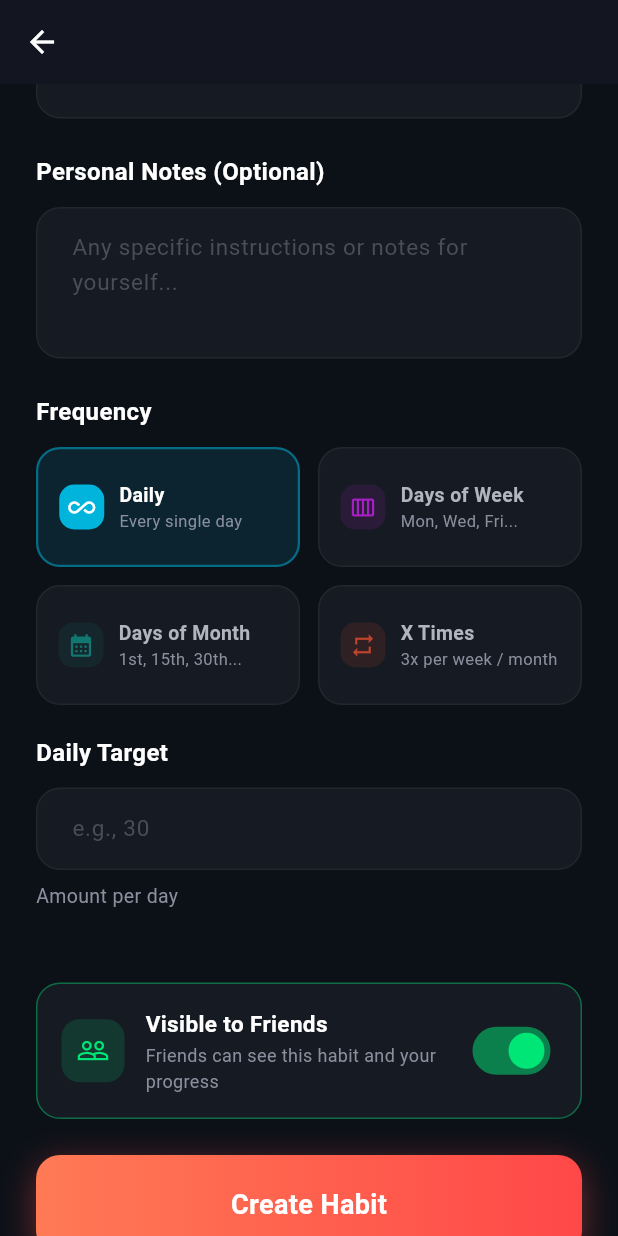
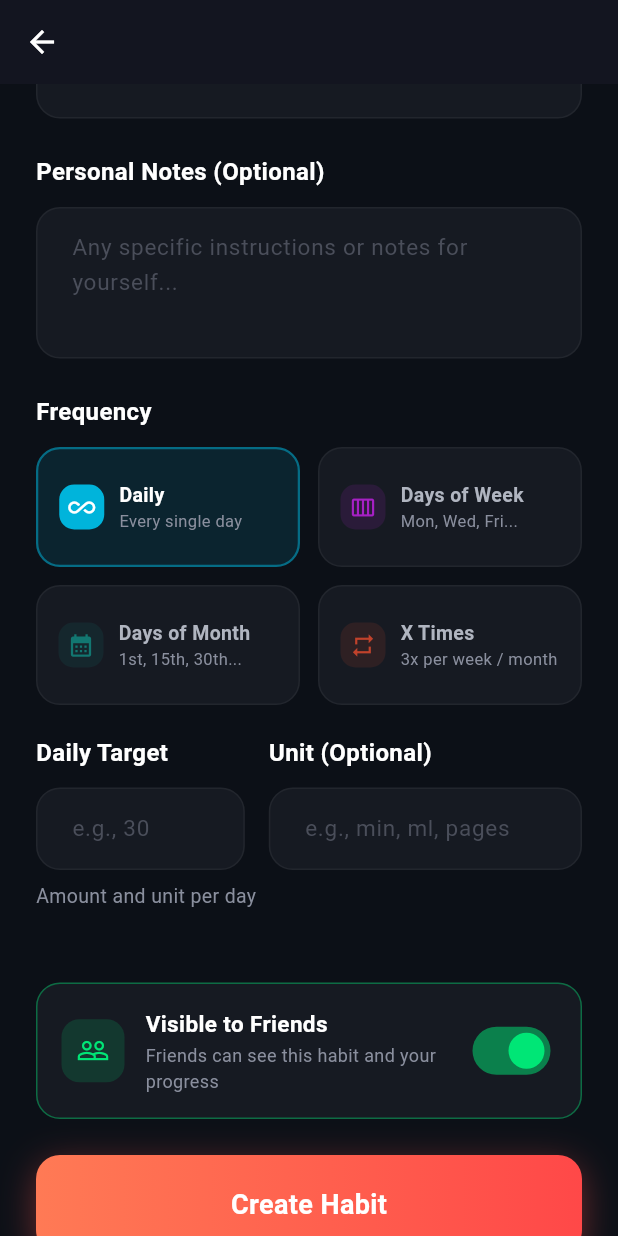
Before and after one commit to JustNako/flow, a Flutter app: the AddHabitScreen screen opened by its route, scrolled down 437 dp, on a phone screen of 412 x 824 dp. Run offline on Flutter 3.47's test engine with Material 3 defaults, Android fonts, the phone set to English and light mode, and no system bars; our stand-ins replace connectivity_plus, firebase_core, firebase_messaging, fl_chart, flutter_local_notifications, package_info_plus and 6 more; missing offline and left inert: purchases_flutter; accounts and stored records are empty.

Commit message:
Feat: Add custom units support, fixed DTO mappings and updated AI personality

```diff
--- a/lib/api/habit_api_service.dart
+++ b/lib/api/habit_api_service.dart
@@ -87,6 +87,7 @@ class HabitApiService {
     String? description,
     String? notes,
     required int targetDays,
+    String? unit,
     required HabitRepeatType repeatType,
 
     List<int>? repeatDaysOfWeek,
@@ -103,6 +104,7 @@ class HabitApiService {
         "description": description,
         "notes": notes,
         "targetDays": targetDays,
+        "unit": unit,
         "repeatType": _repeatTypeToInt(repeatType),
 
         "repeatDaysOfWeek": repeatDaysOfWeek,
--- a/lib/models/ai_habit_dto.dart
+++ b/lib/models/ai_habit_dto.dart
@@ -4,6 +4,7 @@ class AiHabitDto {
   final String icon;
   final int repeatType;
   final int targetDays;
+  final String? unit;
   final List<int>? repeatDaysOfWeek;
   final int? repeatTimesPerPeriod;
 
@@ -13,6 +14,7 @@ class AiHabitDto {
     required this.icon,
     required this.repeatType,
     required this.targetDays,
+    this.unit,
     this.repeatDaysOfWeek,
     this.repeatTimesPerPeriod,
   });
@@ -24,6 +26,7 @@ class AiHabitDto {
       icon: json['icon'] ?? 'task_alt',
       repeatType: _toInt(json['repeatType']),
       targetDays: _toInt(json['targetDays']),
+      unit: json['unit'] as String?,
       repeatDaysOfWeek: (json['repeatDaysOfWeek'] as List<dynamic>?)
           ?.map((e) => _toInt(e))
           .toList(),
--- a/lib/models/habit.dart
+++ b/lib/models/habit.dart
@@ -66,6 +66,7 @@ class Habit {
   final String title;
   final String? description;
   final int targetDays;
+  final String? unit;
   final int completedDays;
   final HabitRepeatType repeatType;
   final List<int>? repeatDaysOfWeek;   // DayOfWeek int values (0=Sun...6=Sat)
@@ -87,6 +88,7 @@ class Habit {
     required this.title,
     this.description,
     this.targetDays = 0,
+    this.unit,
     this.completedDays = 0,
     this.repeatType = HabitRepeatType.everyDay,
     this.repeatDaysOfWeek,
@@ -113,6 +115,7 @@ class Habit {
       title: json['title'] as String? ?? '',
       description: json['description'] as String?,
       targetDays: json['targetDays'] as int? ?? 0,
+      unit: json['unit'] as String?,
       completedDays: json['completedDays'] as int? ?? 0,
       repeatType: _repeatTypeFromInt(json['repeatType'] as int?),
       repeatDaysOfWeek: (json['repeatDaysOfWeek'] as List<dynamic>?)
@@ -141,6 +144,7 @@ class Habit {
     'title': title,
     'description': description,
     'targetDays': targetDays,
+    'unit': unit,
     'repeatType': _repeatTypeToInt(repeatType),
     'repeatDaysOfWeek': repeatDaysOfWeek,
     'repeatDaysOfMonth': repeatDaysOfMonth,
@@ -161,6 +165,7 @@ class Habit {
     'title': title,
     'description': description,
     'targetDays': targetDays,
+    'unit': unit,
     'completedDays': completedDays,
     'repeatType': _repeatTypeToInt(repeatType),
     'repeatDaysOfWeek': repeatDaysOfWeek?.join(','),
@@ -184,6 +189,7 @@ class Habit {
       title: map['title'] as String? ?? '',
       description: map['description'] as String?,
       targetDays: map['targetDays'] as int? ?? 0,
+      unit: map['unit'] as String?,
       completedDays: map['completedDays'] as int? ?? 0,
       repeatType: _repeatTypeFromInt(map['repeatType'] as int?),
       repeatDaysOfWeek: _parseCsvInts(map['repeatDaysOfWeek'] as String?),
@@ -207,6 +213,7 @@ class Habit {
     String? title,
     String? description,
     int? targetDays,
+    String? unit,
     int? completedDays,
     HabitRepeatType? repeatType,
     List<int>? repeatDaysOfWeek,
@@ -228,6 +235,7 @@ class Habit {
       title: title ?? this.title,
       description: description ?? this.description,
       targetDays: targetDays ?? this.targetDays,
+      unit: unit ?? this.unit,
       completedDays: completedDays ?? this.completedDays,
       repeatType: repeatType ?? this.repeatType,
       repeatDaysOfWeek: repeatDaysOfWeek ?? this.repeatDaysOfWeek,
--- a/lib/screens/dashboard/dashboard_screen.dart
+++ b/lib/screens/dashboard/dashboard_screen.dart
@@ -634,7 +634,7 @@ class DashboardScreenState extends State<DashboardScreen> {
                     ),
                     const SizedBox(width: 12),
                     Text(
-                      '${habit.completedDays}/${habit.targetDays}',
+                      '${habit.completedDays}/${habit.targetDays} ${habit.unit ?? ''}'.trim(),
                       style: const TextStyle(color: Color(0xFF8A8F9E), fontSize: 11),
                     ),
                   ],
--- a/lib/screens/habits/add_habit_screen.dart
+++ b/lib/screens/habits/add_habit_screen.dart
@@ -18,6 +18,7 @@ class _AddHabitScreenState extends State<AddHabitScreen> {
   final _targetController = TextEditingController();
   final _timesController = TextEditingController();
   final _notesController = TextEditingController();
+  final _unitController = TextEditingController();
 
   HabitRepeatType _repeatType = HabitRepeatType.everyDay;
   final Set<int> _daysOfWeek = {};
@@ -110,6 +111,7 @@ class _AddHabitScreenState extends State<AddHabitScreen> {
     _targetController.dispose();
     _timesController.dispose();
     _notesController.dispose();
+    _unitController.dispose();
     super.dispose();
   }
 
@@ -136,8 +138,9 @@ class _AddHabitScreenState extends State<AddHabitScreen> {
       await _api.createHabit(
         title: _titleController.text.trim(),
         description: _descriptionController.text.trim(),
-        notes: _notesController.text.trim(),
-        targetDays: int.tryParse(_targetController.text) ?? 0,
+        notes: _notesController.text.trim().isEmpty ? null : _notesController.text.trim(),
+        targetDays: int.tryParse(_targetController.text) ?? 1,
+        unit: _unitController.text.trim().isEmpty ? null : _unitController.text.trim(),
         repeatType: _repeatType,
         repeatDaysOfWeek: _repeatType == HabitRepeatType.specificDaysOfWeek
             ? (_daysOfWeek.toList()..sort())
@@ -334,15 +337,41 @@ class _AddHabitScreenState extends State<AddHabitScreen> {
               child: _buildRepeatSubFields(),
             ),
 
-            // ── Daily Target ──────────────────────────────────────────────
-            _sectionLabel('Daily Target'),
-            _styledField(
-              controller: _targetController,
-              hint: 'e.g., 30',
-              keyboardType: TextInputType.number,
+            // ── Daily Target & Unit ──────────────────────────────────────────────
+            Row(
+              children: [
+                Expanded(
+                  flex: 2,
+                  child: Column(
+                    crossAxisAlignment: CrossAxisAlignment.start,
+                    children: [
+                      _sectionLabel('Daily Target'),
+                      _styledField(
+                        controller: _targetController,
+                        hint: 'e.g., 30',
+                        keyboardType: TextInputType.number,
+                      ),
+                    ],
+                  ),
+                ),
+                const SizedBox(width: 16),
+                Expanded(
+                  flex: 3,
+                  child: Column(
+                    crossAxisAlignment: CrossAxisAlignment.start,
+                    children: [
+                      _sectionLabel('Unit (Optional)'),
+                      _styledField(
+                        controller: _unitController,
+                        hint: 'e.g., min, ml, pages',
+                      ),
+                    ],
+                  ),
+                ),
+              ],
             ),
             const SizedBox(height: 8),
-            const Text('Amount per day',
+            const Text('Amount and unit per day',
               style: TextStyle(color: Color(0xFF8A8F9E), fontSize: 13)),
             const SizedBox(height: 48),
 
--- a/lib/screens/habits/ai_generator_screen.dart
+++ b/lib/screens/habits/ai_generator_screen.dart
@@ -200,6 +200,7 @@ class _AiGeneratorScreenState extends State<AiGeneratorScreen>
           title: h.title,
           description: h.description,
           targetDays: h.targetDays,
+          unit: h.unit,
           repeatType: HabitRepeatType.values[rTypeIdx],
           repeatDaysOfWeek: days,
           repeatTimesPerPeriod: times,
@@ -709,6 +710,20 @@ class _AiGeneratorScreenState extends State<AiGeneratorScreen>
                       overflow: TextOverflow.ellipsis,
                     ),
                   ],
+                  if (habit.targetDays > 1 || (habit.unit != null && habit.unit!.isNotEmpty)) ...[
+                    const SizedBox(height: 6),
+                    Container(
+                      padding: const EdgeInsets.symmetric(horizontal: 6, vertical: 2),
+                      decoration: BoxDecoration(
+                        color: Colors.white.withOpacity(0.05),
+                        borderRadius: BorderRadius.circular(4),
+                      ),
+                      child: Text(
+                        'Target: ${habit.targetDays} ${habit.unit ?? ''}'.trim(),
+                        style: const TextStyle(color: Color(0xFF00B4DB), fontSize: 10, fontWeight: FontWeight.w600),
+                      ),
+                    ),
+                  ],
                 ],
               ),
             ),
--- a/lib/screens/habits/habit_details_screen.dart
+++ b/lib/screens/habits/habit_details_screen.dart
@@ -622,7 +622,7 @@ class _HabitDetailsScreenState extends State<HabitDetailsScreen>
           _scheduleRow(Icons.repeat, 'Frequency', _repeatLabel),
           if (_habit.targetDays > 0) ...[
             const SizedBox(height: 10),
-            _scheduleRow(Icons.flag_outlined, 'Daily Goal', '${_habit.targetDays} min / day'),
+            _scheduleRow(Icons.flag_outlined, 'Daily Goal', '${_habit.targetDays} ${_habit.unit ?? ''}'.trim() + ' / day'),
           ],
           if (_habit.repeatType == HabitRepeatType.specificDaysOfWeek &&
               (_habit.repeatDaysOfWeek?.isNotEmpty ?? false)) ...[
@@ -713,7 +713,7 @@ class _HabitDetailsScreenState extends State<HabitDetailsScreen>
                   children: [
                     _progressStatRow('Completed Days', '$completed'),
                     const SizedBox(height: 8),
-                    _progressStatRow('Target Days', target > 0 ? '$target' : '—'),
+                    _progressStatRow('Daily Target', target > 0 ? '${target} ${_habit.unit}' : '—'),
                     const SizedBox(height: 8),
                     _progressStatRow('Current Streak',
                         _loadingStats ? '…' : '$_streak days 🔥'),
--- a/lib/screens/habits/templates_screen.dart
+++ b/lib/screens/habits/templates_screen.dart
@@ -227,8 +227,8 @@ class _TemplatesScreenState extends State<TemplatesScreen> {
                                      const SizedBox(width: 6),
                                      Text(
                                        _isPro
-                                         ? 'PRO: $_remaining DAILY LEFT'
-                                         : (_remaining > 0 ? '$_remaining FREE GENERATIONS LEFT' : 'DAILY LIMIT REACHED'),
+                                         ? (_remaining > 0 ? 'PRO: $_remaining DAILY LEFT' : 'PRO: DAILY LIMIT REACHED')
+                                         : (_remaining > 0 ? '$_remaining FREE GENERATIONS LEFT' : 'FREE LIMIT REACHED'),
                                        style: TextStyle(
                                          color: _isPro ? const Color(0xFFFFD700) : (_remaining > 0 ? Colors.white : const Color(0xFFFF5252)),
                                          fontSize: 10,
--- a/lib/services/local_database.dart
+++ b/lib/services/local_database.dart
@@ -39,7 +39,7 @@ class LocalDatabase {
 
     _db = await openDatabase(
       path,
-      version: 4,
+      version: 5,
       onCreate: _createTables,
       onUpgrade: _onUpgrade,
     );
@@ -61,6 +61,7 @@ class LocalDatabase {
         title TEXT NOT NULL,
         description TEXT,
         targetDays INTEGER DEFAULT 0,
+        unit TEXT,
         completedDays INTEGER DEFAULT 0,
         repeatType INTEGER DEFAULT 1,
         repeatDaysOfWeek TEXT,
@@ -124,6 +125,11 @@ class LocalDatabase {
 
     if (oldVersion == 3) {
       await db.execute('ALTER TABLE habits ADD COLUMN notes TEXT');
+      oldVersion = 4;
+    }
+
+    if (oldVersion == 4) {
+      await db.execute('ALTER TABLE habits ADD COLUMN unit TEXT');
     }
   }
 
--- a/pubspec.yaml
+++ b/pubspec.yaml
@@ -16,7 +16,7 @@ publish_to: 'none' # Remove this line if you wish to publish to pub.dev
 # https://developer.apple.com/library/archive/documentation/General/Reference/InfoPlistKeyReference/Articles/CoreFoundationKeys.html
 # In Windows, build-name is used as the major, minor, and patch parts
 # of the product and file versions while build-number is used as the build suffix.
-version: 1.2.3+9
+version: 1.2.4+10
 
 environment:
   sdk: ^3.11.5
```
Also changed, not shown: 1 other file.
